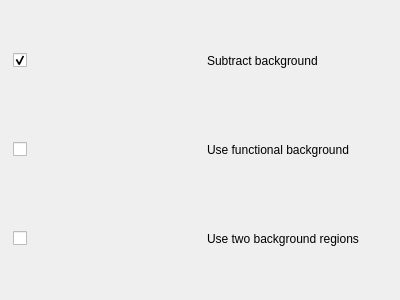
Before: the Qt Designer form RefRed/interfaces/background_settings.ui in neutrons/RefRed, drawn with Qt 5.
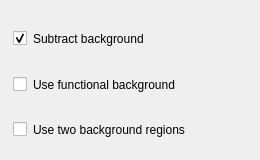
After: the same form once the commit is applied.

Commit message:
Add background settings UI and functionality
Added a new dialog for background settings in RefRed. The settings include the options to subtract background, use functional background, and use two background regions. A new model to store the options and a signal to display the dialog were also implemented.

The edit to the form file:
```diff
--- a/RefRed/interfaces/background_settings.ui
+++ b/RefRed/interfaces/background_settings.ui
@@ -6,8 +6,8 @@
    <rect>
     <x>0</x>
     <y>0</y>
-    <width>400</width>
-    <height>300</height>
+    <width>260</width>
+    <height>160</height>
    </rect>
   </property>
   <property name="windowTitle">
@@ -18,8 +18,8 @@
     <rect>
      <x>13</x>
      <y>19</y>
-     <width>381</width>
-     <height>261</height>
+     <width>241</width>
+     <height>131</height>
     </rect>
    </property>
    <layout class="QVBoxLayout" name="verticalLayout">
@@ -45,6 +45,19 @@
         </property>
        </widget>
       </item>
+      <item>
+       <spacer name="horizontalSpacer">
+        <property name="orientation">
+         <enum>Qt::Horizontal</enum>
+        </property>
+        <property name="sizeHint" stdset="0">
+         <size>
+          <width>40</width>
+          <height>20</height>
+         </size>
+        </property>
+       </spacer>
+      </item>
      </layout>
     </item>
     <item>
@@ -66,6 +79,19 @@
         </property>
        </widget>
       </item>
+      <item>
+       <spacer name="horizontalSpacer_2">
+        <property name="orientation">
+         <enum>Qt::Horizontal</enum>
+        </property>
+        <property name="sizeHint" stdset="0">
+         <size>
+          <width>40</width>
+          <height>20</height>
+         </size>
+        </property>
+       </spacer>
+      </item>
      </layout>
     </item>
     <item>
@@ -87,6 +113,19 @@
         </property>
        </widget>
       </item>
+      <item>
+       <spacer name="horizontalSpacer_3">
+        <property name="orientation">
+         <enum>Qt::Horizontal</enum>
+        </property>
+        <property name="sizeHint" stdset="0">
+         <size>
+          <width>40</width>
+          <height>20</height>
+         </size>
+        </property>
+       </spacer>
+      </item>
      </layout>
     </item>
    </layout>
```
Left out of the diff: 6 changed lines with no effect on the pictures. The commit also changes 4 other files.
